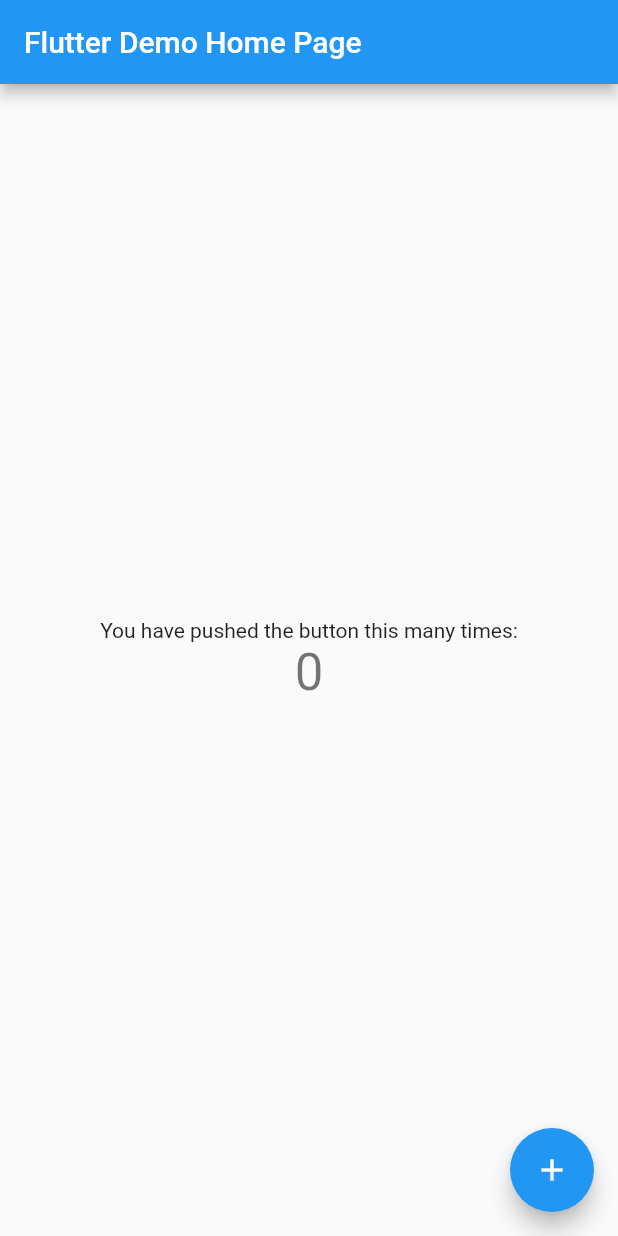
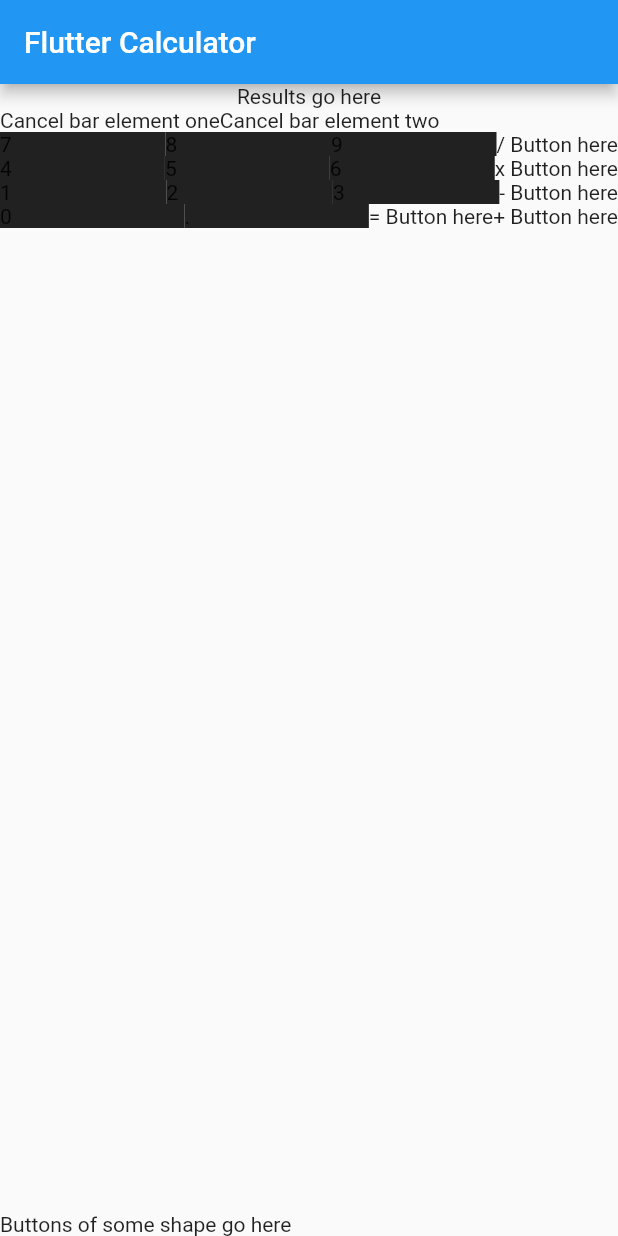
Before and after one commit to thj13/CSF306-coursework-1, a Flutter app: the screen it shows after launch, on a phone screen of 412 x 824 dp. Run offline on Flutter 3.47's test engine with Material 2 defaults, Android fonts, the phone set to English and light mode, and no system bars.

Commit message:
Testing initial layout

```diff
--- a/lib/main.dart
+++ b/lib/main.dart
@@ -1,115 +1,101 @@
 import 'package:flutter/material.dart';
 
 void main() {
-  runApp(const MyApp());
+  runApp(Rainbows());
 }
 
-class MyApp extends StatelessWidget {
-  const MyApp({Key? key}) : super(key: key);
 
-  // This widget is the root of your application.
+class Rainbows extends StatelessWidget {
+  const Rainbows() : super();
+
   @override
   Widget build(BuildContext context) {
     return MaterialApp(
-      title: 'Flutter Demo',
-      theme: ThemeData(
-        // This is the theme of your application.
-        //
-        // Try running your application with "flutter run". You'll see the
-        // application has a blue toolbar. Then, without quitting the app, try
-        // changing the primarySwatch below to Colors.green and then invoke
-        // "hot reload" (press "r" in the console where you ran "flutter run",
-        // or simply save your changes to "hot reload" in a Flutter IDE).
-        // Notice that the counter didn't reset back to zero; the application
-        // is not restarted.
-        primarySwatch: Colors.blue,
-      ),
-      home: const MyHomePage(title: 'Flutter Demo Home Page'),
+        home: Scaffold(
+          appBar: AppBar(
+            title: const Text('Flutter Calculator'),
+          ),
+          body: Column(
+            children: [
+              Container(
+                child: Text('Results go here'),
+              ),
+              Row(
+                children: [
+                  Text('Cancel bar element one'),
+                  Text('Cancel bar element two'),
+                ],
+              ),
+              Row(
+                children: [
+                  NumberButton(number: '7'),
+                  NumberButton(number: '8'),
+                  NumberButton(number: '9'),
+                  Text('/ Button here'),
+                ],
+              ),
+              Row(
+                children: [
+                  NumberButton(number: '4'),
+                  NumberButton(number: '5'),
+                  NumberButton(number: '6'),
+                  Text('x Button here'),
+                ],
+              ),
+              Row(
+                children: [
+                  NumberButton(number: '1'),
+                  NumberButton(number: '2'),
+                  NumberButton(number: '3'),
+                  Text('- Button here'),
+                ],
+              ),
+              Row(
+                children: [
+                  NumberButton(number: '0'),
+                  NumberButton(number: '.'),
+                  Text('= Button here'),
+                  Text('+ Button here'),
+                ],
+              ),
+            ],
+          ),
+
+          bottomNavigationBar: Text('Buttons of some shape go here'),
+        )
     );
   }
 }
 
-class MyHomePage extends StatefulWidget {
-  const MyHomePage({Key? key, required this.title}) : super(key: key);
-
-  // This widget is the home page of your application. It is stateful, meaning
-  // that it has a State object (defined below) that contains fields that affect
-  // how it looks.
-
-  // This class is the configuration for the state. It holds the values (in this
-  // case the title) provided by the parent (in this case the App widget) and
-  // used by the build method of the State. Fields in a Widget subclass are
-  // always marked "final".
-
-  final String title;
-
-  @override
-  State<MyHomePage> createState() => _MyHomePageState();
-}
-
-class _MyHomePageState extends State<MyHomePage> {
-  int _counter = 0;
-
-  void _incrementCounter() {
-    setState(() {
-      // This call to setState tells the Flutter framework that something has
-      // changed in this State, which causes it to rerun the build method below
-      // so that the display can reflect the updated values. If we changed
-      // _counter without calling setState(), then the build method would not be
-      // called again, and so nothing would appear to happen.
-      _counter++;
-    });
-  }
+class RainbowSlice extends StatelessWidget {
+  final Color color;
+  const RainbowSlice({required this.color, Key? key}) : super(key: key);
 
   @override
   Widget build(BuildContext context) {
-    // This method is rerun every time setState is called, for instance as done
-    // by the _incrementCounter method above.
-    //
-    // The Flutter framework has been optimized to make rerunning build methods
-    // fast, so that you can just rebuild anything that needs updating rather
-    // than having to individually change instances of widgets.
-    return Scaffold(
-      appBar: AppBar(
-        // Here we take the value from the MyHomePage object that was created by
-        // the App.build method, and use it to set our appbar title.
-        title: Text(widget.title),
-      ),
-      body: Center(
-        // Center is a layout widget. It takes a single child and positions it
-        // in the middle of the parent.
-        child: Column(
-          // Column is also a layout widget. It takes a list of children and
-          // arranges them vertically. By default, it sizes itself to fit its
-          // children horizontally, and tries to be as tall as its parent.
-          //
-          // Invoke "debug painting" (press "p" in the console, choose the
-          // "Toggle Debug Paint" action from the Flutter Inspector in Android
-          // Studio, or the "Toggle Debug Paint" command in Visual Studio Code)
-          // to see the wireframe for each widget.
-          //
-          // Column has various properties to control how it sizes itself and
-          // how it positions its children. Here we use mainAxisAlignment to
-          // center the children vertically; the main axis here is the vertical
-          // axis because Columns are vertical (the cross axis would be
-          // horizontal).
-          mainAxisAlignment: MainAxisAlignment.center,
-          children: <Widget>[
-            const Text(
-              'You have pushed the button this many times:',
-            ),
-            Text(
-              '$_counter',
-              style: Theme.of(context).textTheme.headline4,
-            ),
-          ],
-        ),
-      ),
-      floatingActionButton: FloatingActionButton(
-        onPressed: _incrementCounter,
-        tooltip: 'Increment',
-        child: const Icon(Icons.add),
-      ), // This trailing comma makes auto-formatting nicer for build methods.
-    );
+    return Expanded(child: Container(color: color, child: Padding(
+      padding: const EdgeInsets.all(8.0),
+      child: Text('hello', style: TextStyle(fontSize: 32)),
+    )));
   }
 }
+
+class NumberButton extends StatelessWidget {
+
+  final String number;
+  final Color color = Colors.black87;
+  const NumberButton({ required this.number, Key? key}) : super(key: key);
+
+  @override
+  Widget build(BuildContext context) {
+
+    return Expanded(
+        child: Container(
+            color: color,
+            child: Text(number),
+        )
+    );
+
+  }
+
+}
```
